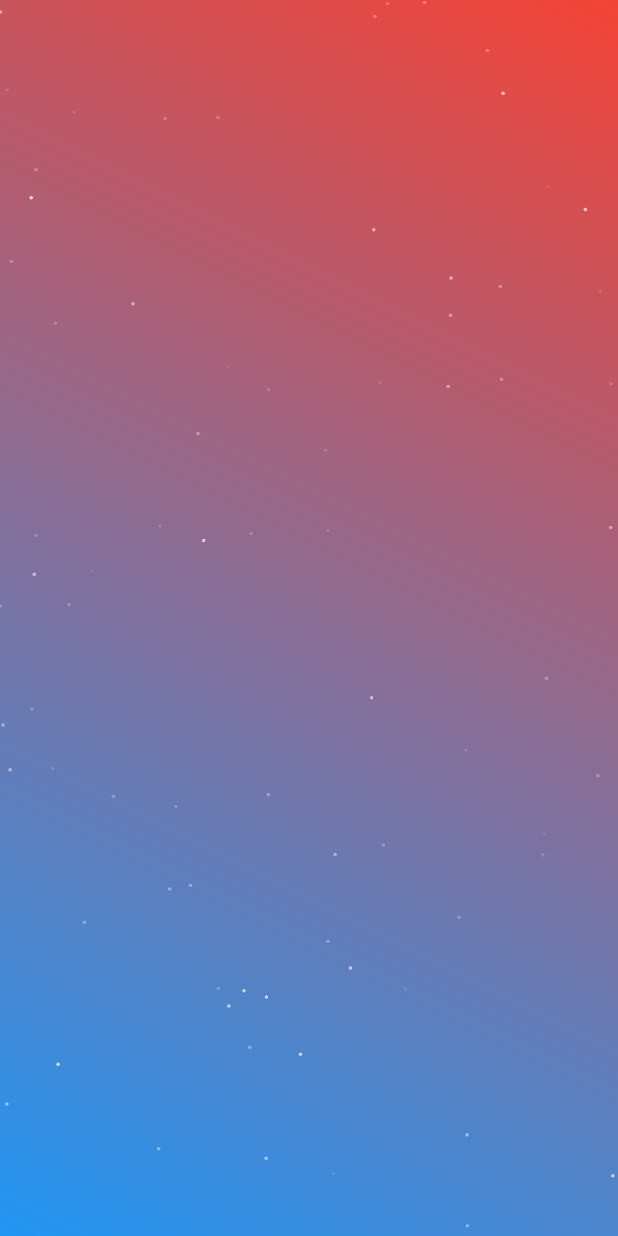
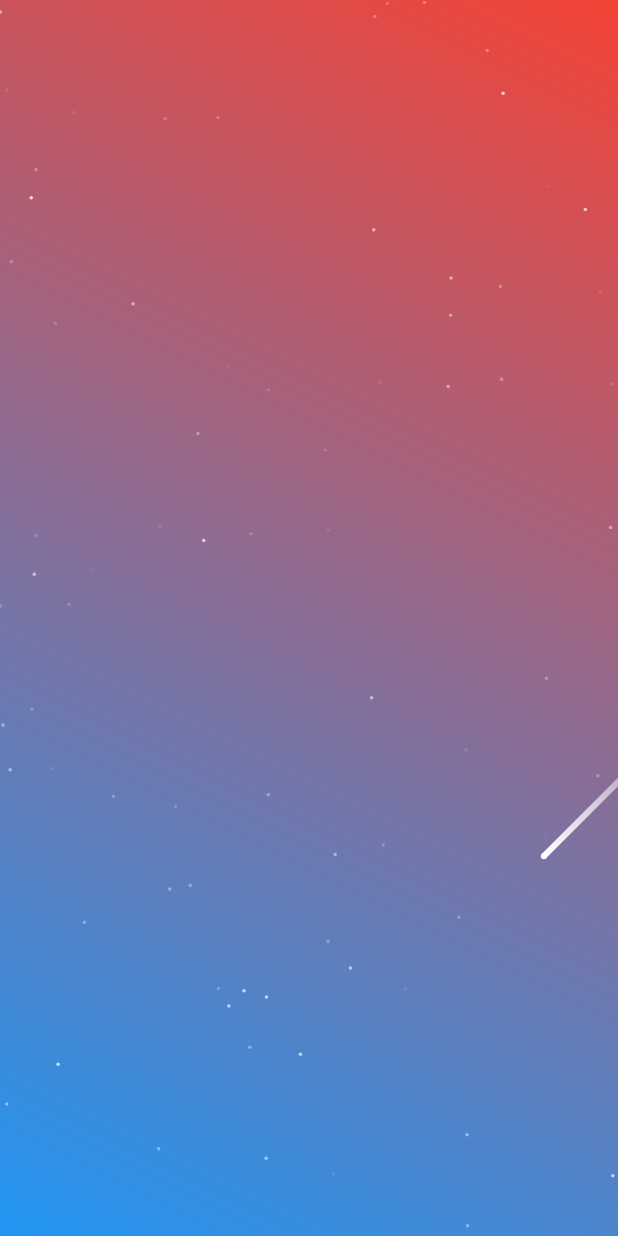
Before and after one commit to flyingV805/AnimatedStarsFlutter, a Flutter app: the screen it shows after launch, on a phone screen of 412 x 824 dp. Run offline on Flutter 3.47's test engine with Material 2 defaults, Android fonts, the light colour scheme and no system bars.

Commit message:
Meteorites!

```diff
--- a/example/lib/main.dart
+++ b/example/lib/main.dart
@@ -38,7 +38,9 @@ class _MyAppState extends State<MyApp> {
                   )
                 )
               ),
-              StarsView()
+              StarsView(
+                fps: 60,
+              )
             ],
           ),
         ),
--- a/lib/meteor/Meteorite.dart
+++ b/lib/meteor/Meteorite.dart
@@ -1,21 +1,93 @@
+import 'dart:math';
+import 'dart:ui' as ui;
 import 'package:flutter/material.dart';
 
+import '../utils/RandomUtils.dart';
 import 'MeteoriteCompleteListener.dart';
 
 class Meteorite {
 
   Meteorite({
     required this.smallestWidth,
-    required this.size,
-    required this.listener
-  });
+    required this.starSize,
+    required this.listener,
+    required this.random,
+    required double startX,
+    required double startY,
+  }){
+    factor = starSize * (doubleInRange(random, 0.01, 2) * 1.9);
+    x = startX;
+    y = startY;
+    debugPrint('METEORITE FACTOR: $factor');
+  }
 
+  final Random random;
   final int smallestWidth;
+  final int trailLength = 100;
   final MeteoriteCompleteListener listener;
-  final int size;
+  final double starSize;
 
-  int x = 0;
-  int y = 0;
+  double x = 0;
+  double y = 0;
   Color color = Colors.white;
 
+  late double factor;
+
+  bool finished = false;
+
+  void updateFrame(double viewWidth, double viewHeight){
+
+    if(finished){
+      return;
+    }
+
+    // go left
+    x -= factor;
+
+    // go down
+    y += factor;
+
+    trailPaint.shader = ui.Gradient.linear(
+      Offset(x, y),
+      Offset(x + trailLength, y - trailLength),
+      <Color>[color, Colors.white.withOpacity(0.0)]
+    );
+
+
+    debugPrint('METEORITE update: $x  $y');
+
+    if (x < (viewWidth * -0.5)) {
+      listener.onMeteoriteComplete();
+      finished = true;
+    }
+
+  }
+
+  final Paint trailPaint = Paint()
+    ..style = PaintingStyle.stroke
+    ..strokeWidth = 4.0
+    ..color = const Color.fromRGBO(255, 255, 255, 1)
+    ..style = PaintingStyle.fill;
+
+  final Paint paint = Paint()
+    ..isAntiAlias = true
+    ..style = PaintingStyle.stroke
+    ..strokeWidth = 4.0
+    ..color = const Color.fromRGBO(255, 255, 255, 1)
+    ..style = PaintingStyle.fill;
+
+
+
+  void draw(Canvas canvas){
+
+    canvas.drawCircle(Offset(x, y), starSize, paint);
+
+    canvas.drawLine(
+      Offset(x, y),
+      Offset(x + trailLength, y - trailLength),
+      trailPaint
+    );
+
+  }
+
 }
--- a/lib/starsview.dart
+++ b/lib/starsview.dart
@@ -4,7 +4,12 @@ import 'StarsViewPainter.dart';
 
 class StarsView extends StatefulWidget {
 
-  const StarsView({super.key});
+  const StarsView({
+    super.key,
+    this.fps = 60
+  });
+
+  final int fps;
 
   @override
   State<StatefulWidget> createState() => _StarsViewState();
@@ -27,7 +32,7 @@ class _StarsViewState extends State<StarsView>{
 
     painter = StarsViewPainter(shouldRepaint);
 
-    timer = Timer.periodic(const Duration(milliseconds: 1000~/60), (Timer timer) {
+    timer = Timer.periodic(Duration(milliseconds: 1000~/widget.fps), (Timer timer) {
       setState(() {
         notifierState = !notifierState;
         shouldRepaint.value = notifierState;
```
Also changed, not shown: lib/StarsViewPainter.dart (+20 -3 lines).
